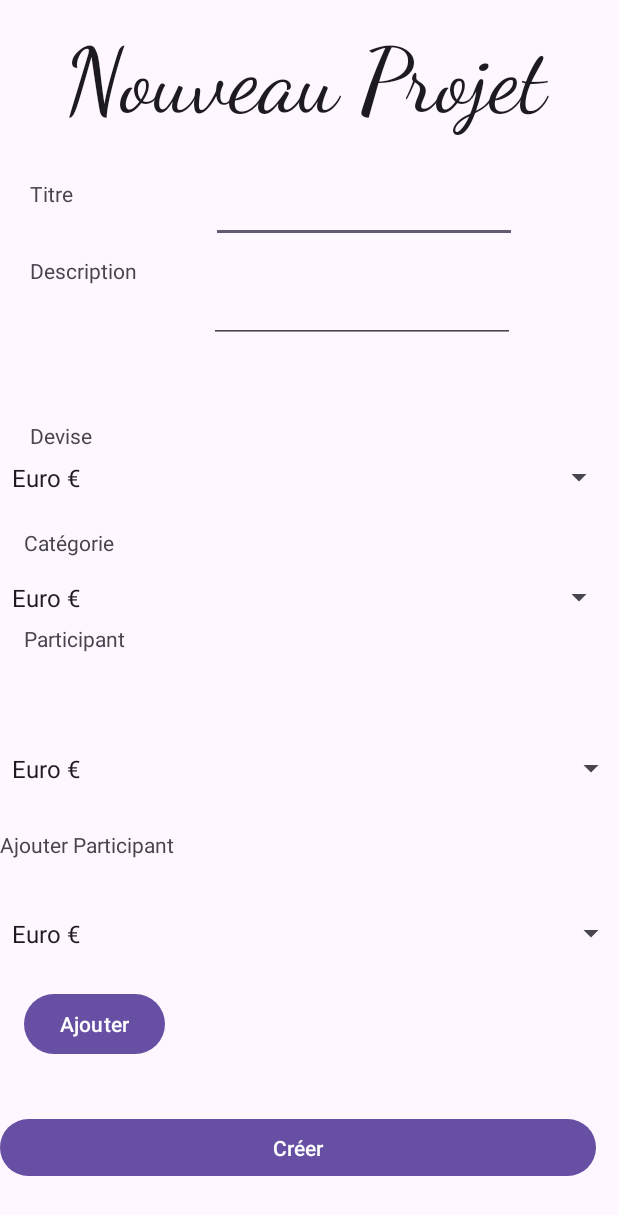
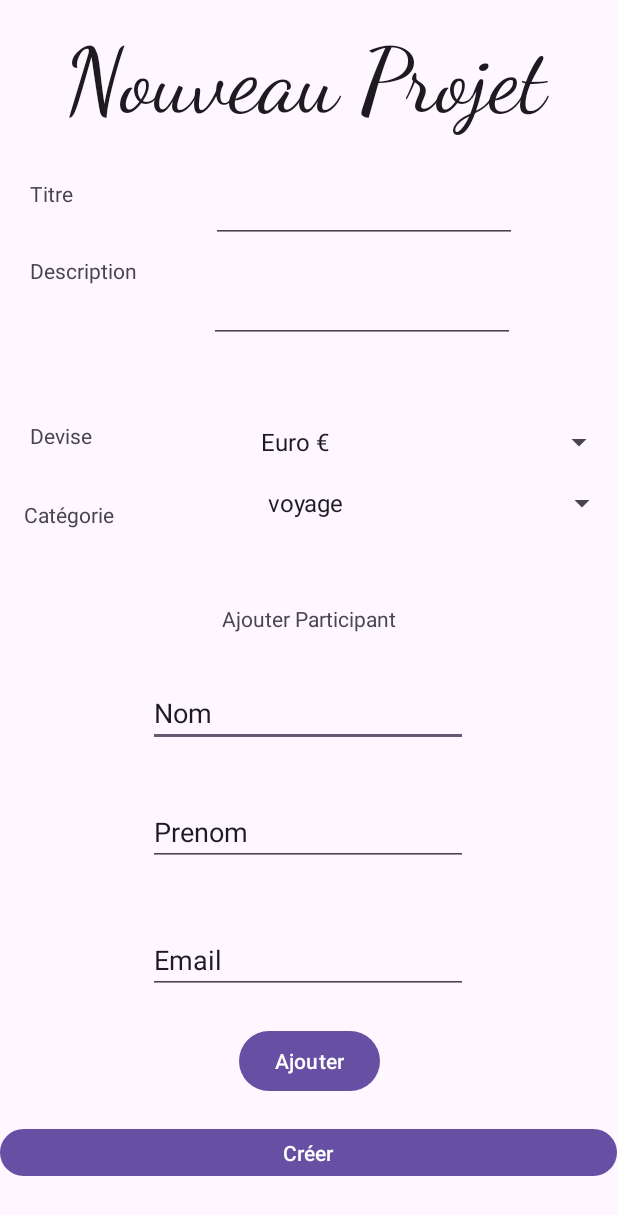
Before and after one commit to Ky-oo/TricentProject, an Android app: the screen it shows after launch (CreatProjetActivity), on a phone screen of 412 x 824 dp. Shown: the top 1215 px of the screen. Run offline under Robolectric (Android 15) with nearby library versions, the phone set to English and light mode, and no system bars; 1 statement that could not run was skipped.

Commit message:
UPDATE ajout user + ajout projet terminer

```diff
--- a/app/src/main/java/com/example/tricent/CreatProjetActivity.java
+++ b/app/src/main/java/com/example/tricent/CreatProjetActivity.java
@@ -2,6 +2,7 @@ package com.example.tricent;
 
 import androidx.appcompat.app.AppCompatActivity;
 
+import android.content.Intent;
 import android.os.Bundle;
 import android.view.View;
 import android.widget.ArrayAdapter;
@@ -17,7 +18,7 @@ import java.util.List;
 public class CreatProjetActivity extends AppCompatActivity {
 
     private ActivityCreatProjetBinding binding;
-
+    private static final int ADD_USER_REQUEST_CODE = 1;
 
 
     @Override
@@ -27,32 +28,69 @@ public class CreatProjetActivity extends AppCompatActivity {
         View view = binding.getRoot();
         setContentView(view);
 
+        List<Categorie> categories = new ArrayList<>();
+        categories.add(new Categorie("voyage"));
+        categories.add(new Categorie("soiree"));
+        categories.add(new Categorie("sortie"));
+        categories.add(new Categorie("picnic"));
+
+        List<String> categorieNames = new ArrayList<>();
+
+
+
+        for (Categorie categorie : categories) {
+            categorieNames.add(categorie.getLibelle());
+        }
+
+        Spinner spinner = findViewById(R.id.spinnerCategorie);
+
+        ArrayAdapter<String> adapter = new ArrayAdapter<>(CreatProjetActivity.this, android.R.layout.simple_spinner_item, categorieNames);
+        adapter.setDropDownViewResource(android.R.layout.simple_spinner_dropdown_item);
+        spinner.setAdapter(adapter);
+
+
+        List<String> UserNames = new ArrayList<>();
+        if (getIntent().getSerializableExtra("userList") != null ) {
+            List<User> userList = (List<User>) getIntent().getSerializableExtra("userList");
+            Toast.makeText(CreatProjetActivity.this, userList.toString(), Toast.LENGTH_SHORT).show();
+
+        }
 
         binding.buttonCrErProjet.setOnClickListener(new View.OnClickListener() {
             @Override
             public void onClick(View view) {
 
-              Spinner spinner = (Spinner) findViewById(R.id.spinnerCategorie);
 
-              List<Categorie> categories = new ArrayList<Categorie>();
-              categories.add(new Categorie("voyage"));
-              categories.add(new Categorie("soiree"));
-              categories.add(new Categorie("sortie"));
-              categories.add(new Categorie("picninc"));
-
-              ArrayAdapter<Categorie> adapter = new ArrayAdapter<Categorie>(this, android.R.layout.simple_spinner_item, categories);
-
-              adapter.setDropDownViewResource(android.R.layout.simple_spinner_dropdown_item);
-
-              spinner.setAdapter(adapter);
 
                 String userInputTitre = binding.editTextTitre.getText().toString();
                 String userInputDescription = binding.editTextDescription.getText().toString();
-              Categorie userInputCategorie = (Categorie) binding.spinnerCategorie.getSelectedItem();
+                String userInputDevise = binding.spinnerDevise.getSelectedItem().toString();
+                Categorie userInputCategorie = null;
+                for (Categorie categorie : categories) {
+                    if (categorie.getLibelle().equals(binding.spinnerCategorie.getSelectedItem().toString())) {
+                        userInputCategorie = categorie;
+                        break;
+                    }
+                }
 
-              Projet newProjet = new Projet(userInputTitre, userInputDescription, userInputCategorie);
+                Projet newProjet = new Projet(userInputTitre, userInputDescription, userInputCategorie, userInputDevise);
 
                 Toast.makeText(CreatProjetActivity.this, newProjet.toString(), Toast.LENGTH_SHORT).show();
+
+                binding.buttonAjouterParticipant.setOnClickListener(new View.OnClickListener() {
+                    @Override
+                    public void onClick(View view) {
+
+                        String userLastName = binding.editTextNomAddUser.getText().toString();
+                        String userFirstName = binding.editTextPrenom.getText().toString();
+                        String userEmail = binding.editTextEmail.getText().toString();
+
+                        User newUser = new User(userLastName, userFirstName, userEmail);
+                        newProjet.addUserList(newUser);
+
+                        newUser.toString();
+                    }
+                });
 
 
             }
--- a/app/src/main/java/com/example/tricent/MainActivity.java
+++ b/app/src/main/java/com/example/tricent/MainActivity.java
@@ -10,12 +10,6 @@ public class MainActivity extends AppCompatActivity {
 
 
 
-    Categorie voyage = new Categorie("voyage");
-    Categorie soiree = new Categorie("soiree");
-    Categorie sortie = new Categorie("sortie");
-    Categorie picnic = new Categorie("picnic");
-
-
     @Override
     protected void onCreate(Bundle savedInstanceState) {
         super.onCreate(savedInstanceState);
--- a/app/src/main/java/com/example/tricent/Projet.java
+++ b/app/src/main/java/com/example/tricent/Projet.java
@@ -1,17 +1,33 @@
 package com.example.tricent;
+
+import java.util.ArrayList;
 
 public class Projet {
 
     private String nom;
     private String description;
+
+    private String devise;
     private double sommeTotalProvisoire;
     private double sommeActuel;
     private Categorie categorie;
 
-    public Projet(String nom, String description, Categorie categorie) {
+    private ArrayList<User> userList;
+
+    public Projet(String nom, String description, Categorie categorie, String devise) {
         this.nom = nom;
         this.description = description;
         this.categorie = categorie;
+        this.devise = devise;
+        this.userList = new ArrayList<User>();
+    }
+
+    public ArrayList<User> getUserList() {
+        return userList;
+    }
+
+    public void addUserList(User user){
+        this.userList.add(user);
     }
 
     public String getNom() {
@@ -56,9 +72,18 @@ public class Projet {
 
     @Override
     public String toString() {
-        return "Projet{" +
+        String phrase =  "Projet{" +
                 "nom='" + nom + '\'' +
-                ", description='" + description + '\''+
-                '}';
+                ", description='" + description + '\'' +
+                ", devise='" + devise + '\'' +
+                ", sommeTotalProvisoire=" + sommeTotalProvisoire +
+                ", sommeActuel=" + sommeActuel +
+                ", categorie=" + categorie +
+                ", userList=" + userList;
+
+        for (User user:userList) {
+            phrase += ", user=" + user.toString();
+        }
+        return phrase;
     }
 }
--- /dev/null
+++ b/app/src/main/java/com/example/tricent/User.java
@@ -0,0 +1,43 @@
+package com.example.tricent;
+
+import java.util.ArrayList;
+import java.io.Serializable;
+
+public class User implements Serializable {
+    private String nom;
+    private String prenom;
+    private String email;
+
+
+    public User(String nom, String prenom, String email) {
+        this.nom = nom;
+        this.prenom = prenom;
+        this.email = email;
+    }
+
+    public String getNom() {
+        return nom;
+    }
+
+    public void setNom(String nom) {
+        this.nom = nom;
+    }
+
+    public String getPrenom() {
+        return prenom;
+    }
+
+    public void setPrenom(String prenom) {
+        this.prenom = prenom;
+    }
+
+    public String getEmail() {
+        return email;
+    }
+
+    public void setEmail(String email) {
+        this.email = email;
+    }
+
+
+}
--- a/app/src/main/res/layout/activity_creat_projet.xml
+++ b/app/src/main/res/layout/activity_creat_projet.xml
@@ -6,16 +6,66 @@
     android:layout_height="match_parent"
     tools:context=".CreatProjetActivity">
 
-    <TextView
-        android:id="@+id/textView9"
+    <androidx.constraintlayout.widget.ConstraintLayout
+        android:id="@+id/ButtonAjouterAddUser"
+        android:layout_width="match_parent"
+        android:layout_height="match_parent"
+        tools:context=".add_user_to_project"
+        tools:layout_editor_absoluteX="0dp"
+        tools:layout_editor_absoluteY="-16dp">
+
+        <EditText
+            android:id="@+id/editTextNomAddUser"
             android:layout_width="wrap_content"
             android:layout_height="wrap_content"
-        android:layout_marginTop="116dp"
-        android:text="Participant"
+            android:ems="10"
+            android:inputType="text"
+            android:text="Nom"
+            app:layout_constraintBottom_toBottomOf="parent"
             app:layout_constraintEnd_toEndOf="parent"
-        app:layout_constraintHorizontal_bias="0.046"
+            app:layout_constraintHorizontal_bias="0.497"
             app:layout_constraintStart_toStartOf="parent"
-        app:layout_constraintTop_toBottomOf="@+id/textView7" />
+            app:layout_constraintTop_toTopOf="parent"
+            app:layout_constraintVertical_bias="0.581" />
+
+        <EditText
+            android:id="@+id/editTextPrenom"
+            android:layout_width="wrap_content"
+            android:layout_height="wrap_content"
+            android:ems="10"
+            android:inputType="text"
+            android:text="Prenom"
+            app:layout_constraintBottom_toBottomOf="parent"
+            app:layout_constraintEnd_toEndOf="parent"
+            app:layout_constraintHorizontal_bias="0.497"
+            app:layout_constraintStart_toStartOf="parent"
+            app:layout_constraintTop_toTopOf="parent"
+            app:layout_constraintVertical_bias="0.683" />
+
+        <EditText
+            android:id="@+id/editTextEmail"
+            android:layout_width="wrap_content"
+            android:layout_height="wrap_content"
+            android:ems="10"
+            android:inputType="text"
+            android:text="Email"
+            app:layout_constraintBottom_toBottomOf="parent"
+            app:layout_constraintEnd_toEndOf="parent"
+            app:layout_constraintHorizontal_bias="0.497"
+            app:layout_constraintStart_toStartOf="parent"
+            app:layout_constraintTop_toTopOf="parent"
+            app:layout_constraintVertical_bias="0.793" />
+
+        <Button
+            android:id="@+id/buttonAjouterParticipant"
+            android:layout_width="wrap_content"
+            android:layout_height="wrap_content"
+            android:text="Ajouter"
+            app:layout_constraintBottom_toBottomOf="parent"
+            app:layout_constraintEnd_toEndOf="parent"
+            app:layout_constraintStart_toStartOf="parent"
+            app:layout_constraintTop_toTopOf="parent"
+            app:layout_constraintVertical_bias="0.881" />
 
         <TextView
             android:id="@+id/textView6"
@@ -24,10 +74,46 @@
             android:text="Ajouter Participant"
             app:layout_constraintBottom_toBottomOf="parent"
             app:layout_constraintEnd_toEndOf="parent"
-        app:layout_constraintHorizontal_bias="0.0"
+            app:layout_constraintStart_toStartOf="parent"
+            app:layout_constraintTop_toTopOf="parent" />
+
+        <Spinner
+            android:id="@+id/spinnerDevise"
+            android:layout_width="244dp"
+            android:layout_height="29dp"
+            android:entries="@array/devise"
+            app:layout_constraintBottom_toBottomOf="parent"
+            app:layout_constraintEnd_toEndOf="parent"
+            app:layout_constraintHorizontal_bias="0.989"
             app:layout_constraintStart_toStartOf="parent"
             app:layout_constraintTop_toTopOf="parent"
-        app:layout_constraintVertical_bias="0.688" />
+            app:layout_constraintVertical_bias="0.352" />
+
+        <TextView
+            android:id="@+id/textView8"
+            android:layout_width="wrap_content"
+            android:layout_height="wrap_content"
+            android:text="Catégorie"
+            app:layout_constraintBottom_toBottomOf="parent"
+            app:layout_constraintEnd_toEndOf="parent"
+            app:layout_constraintHorizontal_bias="0.045"
+            app:layout_constraintStart_toStartOf="parent"
+            app:layout_constraintTop_toTopOf="parent"
+            app:layout_constraintVertical_bias="0.414" />
+
+        <Spinner
+            android:id="@+id/spinnerCategorie"
+            android:layout_width="241dp"
+            android:layout_height="32dp"
+            android:entries="@array/devise"
+            app:layout_constraintBottom_toBottomOf="parent"
+            app:layout_constraintEnd_toEndOf="parent"
+            app:layout_constraintHorizontal_bias="1.0"
+            app:layout_constraintStart_toStartOf="parent"
+            app:layout_constraintTop_toTopOf="parent"
+            app:layout_constraintVertical_bias="0.403" />
+
+    </androidx.constraintlayout.widget.ConstraintLayout>
 
     <TextView
         android:id="@+id/textView3"
@@ -78,17 +164,6 @@
         app:layout_constraintTop_toTopOf="parent"
         app:layout_constraintVertical_bias="0.349" />
 
-    <TextView
-        android:id="@+id/textView8"
-        android:layout_width="wrap_content"
-        android:layout_height="wrap_content"
-        android:layout_marginTop="52dp"
-        android:text="Catégorie"
-        app:layout_constraintEnd_toEndOf="parent"
-        app:layout_constraintHorizontal_bias="0.045"
-        app:layout_constraintStart_toStartOf="parent"
-        app:layout_constraintTop_toBottomOf="@+id/textView7" />
-
     <EditText
         android:id="@+id/editTextTitre"
         android:layout_width="204dp"
@@ -113,62 +188,10 @@
         app:layout_constraintTop_toTopOf="parent"
         app:layout_constraintVertical_bias="0.243" />
 
-    <Spinner
-        android:id="@+id/spinnerParticipant"
-        android:layout_width="410dp"
-        android:layout_height="30dp"
-        android:entries="@array/devise"
-        app:layout_constraintBottom_toBottomOf="parent"
-        app:layout_constraintTop_toTopOf="parent"
-        app:layout_constraintVertical_bias="0.382"
-        tools:layout_editor_absoluteX="1dp" />
-
-    <Spinner
-        android:id="@+id/spinnerCategorie"
-        android:layout_width="410dp"
-        android:layout_height="30dp"
-        android:entries="@array/devise"
-        app:layout_constraintBottom_toBottomOf="parent"
-        app:layout_constraintTop_toTopOf="parent"
-        app:layout_constraintVertical_bias="0.483"
-        tools:layout_editor_absoluteX="1dp" />
-
-    <Spinner
-        android:id="@+id/spinnerAjouterParticipant"
-        android:layout_width="418dp"
-        android:layout_height="35dp"
-        android:entries="@array/devise"
-        app:layout_constraintBottom_toBottomOf="parent"
-        app:layout_constraintTop_toTopOf="parent"
-        app:layout_constraintVertical_bias="0.627"
-        tools:layout_editor_absoluteX="1dp" />
-
-    <Spinner
-        android:id="@+id/spinnerAjouterParticipant2"
-        android:layout_width="418dp"
-        android:layout_height="35dp"
-        android:entries="@array/devise"
-        app:layout_constraintBottom_toBottomOf="parent"
-        app:layout_constraintTop_toTopOf="parent"
-        app:layout_constraintVertical_bias="0.767"
-        tools:layout_editor_absoluteX="1dp" />
-
-    <Button
-        android:id="@+id/buttonAjouterParticipant"
-        android:layout_width="wrap_content"
-        android:layout_height="wrap_content"
-        android:text="Ajouter"
-        app:layout_constraintBottom_toBottomOf="parent"
-        app:layout_constraintEnd_toEndOf="parent"
-        app:layout_constraintHorizontal_bias="0.05"
-        app:layout_constraintStart_toStartOf="parent"
-        app:layout_constraintTop_toTopOf="parent"
-        app:layout_constraintVertical_bias="0.849" />
-
     <Button
         android:id="@+id/buttonCréerProjet"
-        android:layout_width="397dp"
-        android:layout_height="46dp"
+        android:layout_width="411dp"
+        android:layout_height="39dp"
         android:text="Créer"
         app:layout_constraintBottom_toBottomOf="parent"
         app:layout_constraintTop_toTopOf="parent"
```
Also changed, not shown: app/src/main/AndroidManifest.xml (+2 -8 lines). Lines whose indentation alone changed are shown as unchanged.
